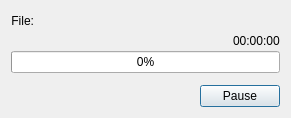
First picture: the form in CompressionDialog.ui, repository Metacometa/hse-coursework-1, before the edit.
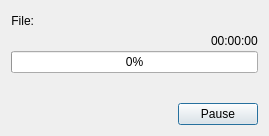
Second picture: the form after the edit.

```diff
--- a/CompressionDialog.ui
+++ b/CompressionDialog.ui
@@ -6,8 +6,8 @@
    <rect>
     <x>0</x>
     <y>0</y>
-    <width>291</width>
-    <height>118</height>
+    <width>269</width>
+    <height>136</height>
    </rect>
   </property>
   <property name="windowTitle">
```
